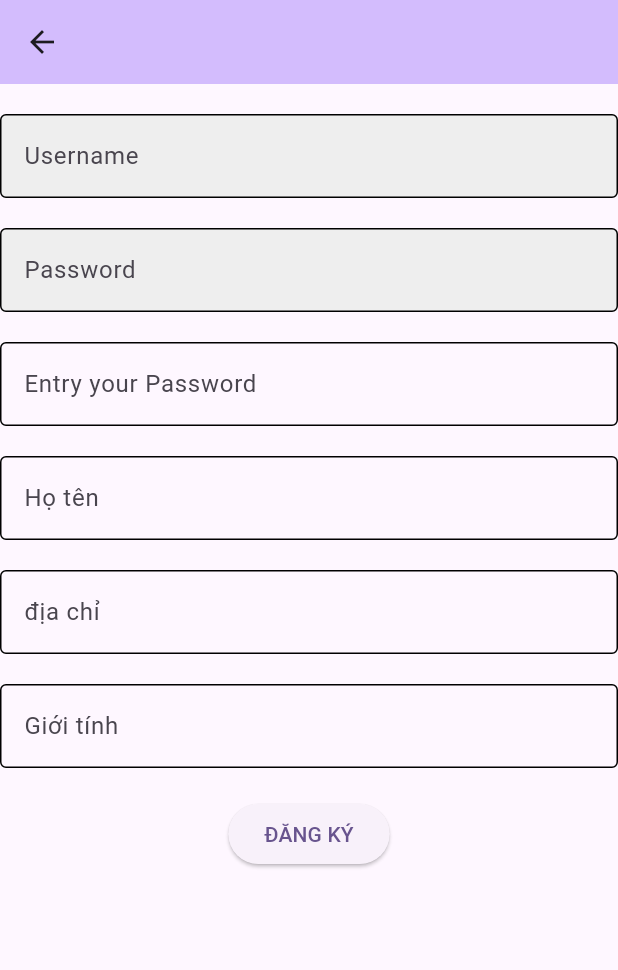
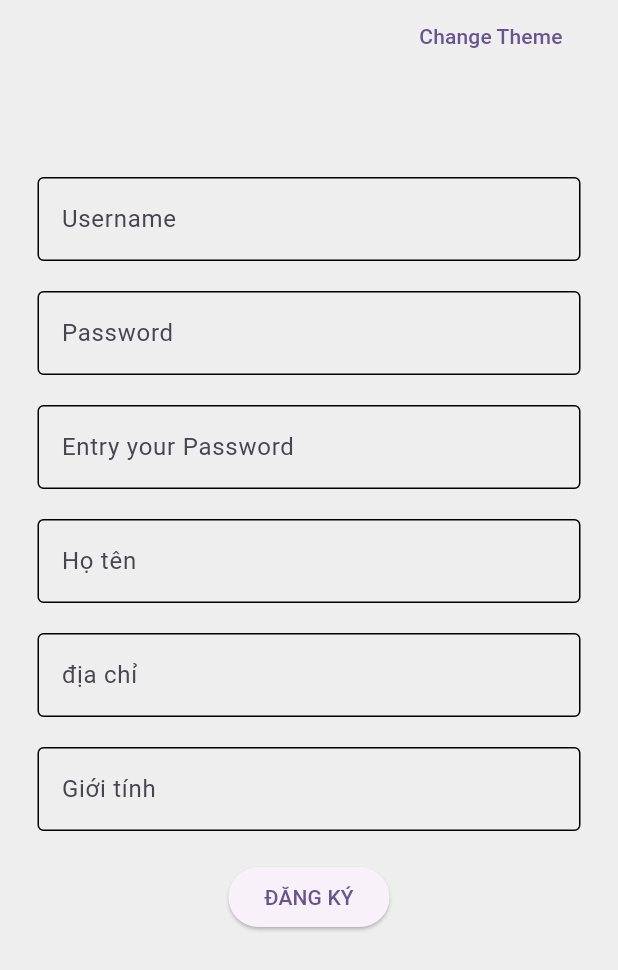
Before and after one commit to nguyendao2101/Flutter-WebToon, a Flutter app: the Register screen opened by its route, on a phone screen of 412 x 824 dp. Shown: the top 970 px of the screen. Run offline on Flutter 3.47's test engine with Material 3 defaults, Android fonts, the phone set to English and light mode, and no system bars; our stand-ins replace dio, get.

Commit message:
hoan thanh change theme

```diff
--- a/lib/fearure/register/register_view.dart
+++ b/lib/fearure/register/register_view.dart
@@ -1,9 +1,8 @@
 import 'package:flutter/material.dart';
 import 'package:get/get.dart';
+import 'package:untitled/themes/theme_controller.dart';
 
 import 'register_controller.dart';
-
-
 
 class Register extends StatelessWidget {
   const Register({super.key, required this.title});
@@ -12,22 +11,37 @@ class Register extends StatelessWidget {
   @override
   Widget build(BuildContext context) {
     final controller = Get.find<RegisterController>();
-    return Scaffold(
-      appBar: AppBar(
-        backgroundColor: Theme.of(context).colorScheme.inversePrimary,
-        title: Text(title),
-      ),
+
+    final themeController = Get.find<ThemeController>();
+    final themeData = themeController.themeData;
+    return Obx(
+      () => Scaffold(
+        // appBar: AppBar(
+        //   backgroundColor: Theme.of(context).colorScheme.inversePrimary,
+        //   title: Text(title),
+        // ),
+        backgroundColor: themeData.value.color.lightBackground,
         body: SafeArea(
-          child:Form(
+          child: Form(
             key: controller.formKey,
             child: SingleChildScrollView(
+              child: Padding(
+                padding: const EdgeInsets.symmetric(horizontal: 25.0),
                 child: Column(
                   children: [
-                  Container(
-                    padding: const EdgeInsets.all(10.0),
-                    // child: Image.asset(ImageAssest.techMasterCard),
+                    Row(
+                      mainAxisAlignment: MainAxisAlignment.end,
+                      children: [
+                        TextButton(
+                            onPressed: () {
+                              themeController.changeTheme();
+                            },
+                            child: const Text("Change Theme")),
+                      ],
                     ),
-
+                    const SizedBox(
+                      height: 70,
+                    ),
                     // user name
                     TextFormField(
                       controller: controller.user1,
@@ -47,8 +61,9 @@ class Register extends StatelessWidget {
                       validator: controller.validatorUsername,
                     ),
 
-                  const SizedBox(height: 20,),
-
+                    const SizedBox(
+                      height: 20,
+                    ),
 
                     //password
                     TextFormField(
@@ -68,8 +83,9 @@ class Register extends StatelessWidget {
                       onChanged: controller.onChangePassword,
                       validator: controller.validatorPassword,
                     ),
-                    const SizedBox(height: 20,),
-
+                    const SizedBox(
+                      height: 20,
+                    ),
 
                     // entry your password
                     TextFormField(
@@ -83,14 +99,15 @@ class Register extends StatelessWidget {
                           borderSide: BorderSide(color: Colors.grey.shade400),
                         ),
                         fillColor: Colors.grey.shade200,
-                      filled: false,
+                        filled: true,
                         hintText: 'Entry your Password',
                       ),
                       onChanged: controller.onChangeConfirmPassword,
                       validator: controller.validatorConfirmPassword,
                     ),
-                  const SizedBox(height: 20,),
-
+                    const SizedBox(
+                      height: 20,
+                    ),
 
                     // ho ten
                     TextFormField(
@@ -104,13 +121,15 @@ class Register extends StatelessWidget {
                           borderSide: BorderSide(color: Colors.grey.shade400),
                         ),
                         fillColor: Colors.grey.shade200,
-                      filled: false,
+                        filled: true,
                         hintText: 'Họ tên',
                       ),
                       onChanged: controller.onChangeCheckName,
                       validator: controller.validatorCheck,
                     ),
-                  const SizedBox(height: 20,),
+                    const SizedBox(
+                      height: 20,
+                    ),
 
                     // dia chi
                     TextFormField(
@@ -124,14 +143,15 @@ class Register extends StatelessWidget {
                           borderSide: BorderSide(color: Colors.grey.shade400),
                         ),
                         fillColor: Colors.grey.shade200,
-                      filled: false,
+                        filled: true,
                         hintText: 'địa chỉ',
                       ),
                       onChanged: controller.onChangeCheckAdress,
                       validator: controller.validatorCheck,
                     ),
-                  const SizedBox(height: 20,),
-
+                    const SizedBox(
+                      height: 20,
+                    ),
 
                     // gioi tinh
                     TextFormField(
@@ -145,25 +165,30 @@ class Register extends StatelessWidget {
                           borderSide: BorderSide(color: Colors.grey.shade400),
                         ),
                         fillColor: Colors.grey.shade200,
-                      filled: false,
+                        filled: true,
                         hintText: 'Giới tính',
                       ),
                       onChanged: controller.onChangeCheckSex,
                       validator: controller.validatorCheck,
                     ),
-                  const SizedBox(height: 20,),
+                    const SizedBox(
+                      height: 20,
+                    ),
 
-                  ElevatedButton(onPressed: (){
+                    ElevatedButton(
+                      onPressed: () {
                         Get.back();
-                  }, child:const Text('ĐĂNG KÝ'),),
-
+                      },
+                      child: const Text('ĐĂNG KÝ'),
+                    ),
                   ],
-
+                ),
               ),
             ),
           ),
         ),
         // This trailing comma makes auto-formatting nicer for build methods.
+      ),
     );
   }
 }
--- /dev/null
+++ b/lib/themes/app_theme.dart
@@ -0,0 +1,22 @@
+import 'package:untitled/themes/app_color.dart';
+
+enum AppThemes {
+  blue,
+  green,
+}
+
+class AppTheme {
+  final AppColor color;
+  final AppThemes themeName;
+
+  AppTheme._({
+    required this.color,
+    required this.themeName,
+  });
+
+  factory AppTheme.blue() =>
+      AppTheme._(color: AppColor.blue(), themeName: AppThemes.blue);
+
+  factory AppTheme.green() =>
+      AppTheme._(color: AppColor.green(), themeName: AppThemes.green);
+}
--- /dev/null
+++ b/lib/themes/theme_controller.dart
@@ -0,0 +1,15 @@
+import 'package:get/get.dart';
+import 'package:untitled/themes/app_theme.dart';
+
+class ThemeController extends GetxController {
+  final themeData = AppTheme.green().obs;
+
+  void changeTheme() {
+    print(themeData.value.themeName);
+    if (themeData.value.themeName == AppThemes.blue) {
+      themeData.value = AppTheme.green();
+    } else {
+      themeData.value = AppTheme.blue();
+    }
+  }
+}
```
Also changed, not shown: lib/fearure/login/login_controller.dart (+9 -0 lines), lib/fearure/login/login_view.dart (+21 -13 lines), lib/home/home_view.dart (+25 -3 lines), lib/main.dart (+11 -6 lines), lib/themes/app_color.dart (added, +26 -0 lines). Lines whose indentation alone changed are shown as unchanged.
